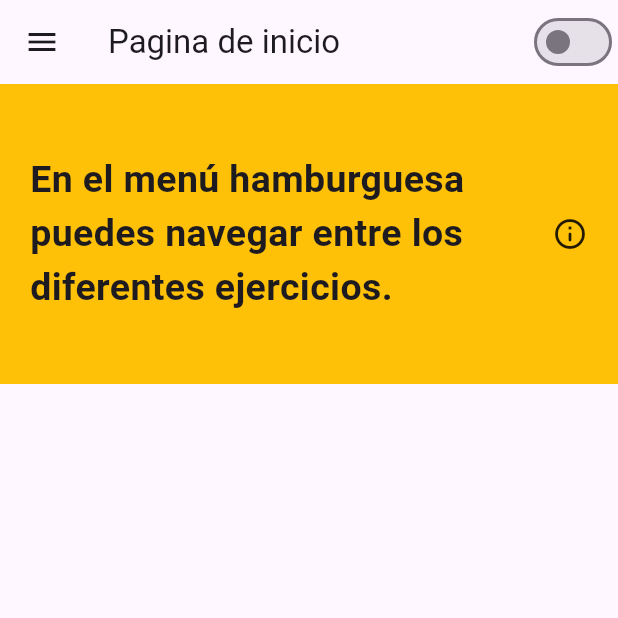
After one commit to abersit270/PMDM25-26-Agustin-Nahuel-Bernal-Sita, a Flutter app: the screen it shows after launch, in the side drawer, after a tap on "Inicio", on a phone screen of 412 x 824 dp, the top half of it. The commit adds this screen. Run offline on Flutter 3.47's test engine with Material 3 defaults, Android fonts, the phone set to English and light mode, and no system bars.

Commit message:
19/11/2025

```diff
--- /dev/null
+++ b/Relacion_de_ejercicios_de_Flutter/ejercicios/lib/app.dart
@@ -0,0 +1,16 @@
+import 'package:ejercicios/routes/app_routes.dart';
+import 'package:flutter/material.dart';
+
+class AppRoot extends StatelessWidget {
+  const AppRoot({super.key});
+
+  @override
+  Widget build(BuildContext context) {
+    return MaterialApp(
+      debugShowCheckedModeBanner: false,
+      title: 'Pagina',
+      initialRoute: AppRoutes.splash,
+      routes: AppRoutes.routes,
+    );
+  }
+}
--- a/Relacion_de_ejercicios_de_Flutter/ejercicios/lib/main.dart
+++ b/Relacion_de_ejercicios_de_Flutter/ejercicios/lib/main.dart
@@ -1,6 +1,6 @@
+import 'package:ejercicios/app.dart';
 import 'package:flutter/material.dart';
-import 'screens/home_screen.dart';
 
 void main() {
-  runApp(MyApp());
+  runApp(AppRoot());
 }
--- /dev/null
+++ b/Relacion_de_ejercicios_de_Flutter/ejercicios/lib/routes/app_routes.dart
@@ -0,0 +1,15 @@
+import 'package:ejercicios/screens/home_screen.dart';
+import 'package:ejercicios/screens/splash_screen.dart';
+import 'package:flutter/material.dart';
+
+class AppRoutes {
+  // Definir nombres para las rutas
+  static const String splash = '/';
+  static const String home = '/home';
+
+  // Mapa de rutas
+  static final Map<String, WidgetBuilder> routes = {
+    splash: (context) => const SplashScreen(),
+    home: (context) => const HomeScreen(),
+  };
+}
--- a/Relacion_de_ejercicios_de_Flutter/ejercicios/lib/screens/home_screen.dart
+++ b/Relacion_de_ejercicios_de_Flutter/ejercicios/lib/screens/home_screen.dart
@@ -2,14 +2,14 @@ import 'package:ejercicios/utils/thema_general.dart';
 import 'package:flutter/material.dart';
 import '../utils/app_drawer.dart';
 
-class MyApp extends StatefulWidget {
-  const MyApp({super.key});
+class HomeScreen extends StatefulWidget {
+  const HomeScreen({super.key});
 
   @override
-  State<MyApp> createState() => _MyAppState();
+  State<HomeScreen> createState() => _HomeScreenState();
 }
 
-class _MyAppState extends State<MyApp> {
+class _HomeScreenState extends State<HomeScreen> {
   bool _isDarkTheme = false;
   @override
   Widget build(BuildContext context) {
@@ -35,6 +35,10 @@ class _MyAppState extends State<MyApp> {
         body: Column(
           children: [
             Container(
+              width: double.infinity,
+              height: 200,
+              color: Colors.amber,
+              padding: EdgeInsets.all(20),
               child: Row(
                 mainAxisAlignment: MainAxisAlignment.spaceAround,
                 children: [
@@ -50,10 +54,6 @@ class _MyAppState extends State<MyApp> {
                   Icon(Icons.info_outline_rounded),
                 ],
               ),
-              width: double.infinity,
-              height: 200,
-              color: Colors.amber,
-              padding: EdgeInsets.all(20),
             ),
           ],
         ),
--- /dev/null
+++ b/Relacion_de_ejercicios_de_Flutter/ejercicios/lib/screens/splash_screen.dart
@@ -0,0 +1,39 @@
+import 'package:flutter/material.dart';
+import '../routes/app_routes.dart';
+
+class SplashScreen extends StatefulWidget {
+  const SplashScreen({super.key});
+
+  @override
+  SplashScreenState createState() => SplashScreenState();
+}
+
+class SplashScreenState extends State<SplashScreen> {
+  @override
+  void initState() {
+    super.initState();
+
+    Future.delayed(const Duration(seconds: 5), () {
+      // Verificar si el widget sigue montado antes de navegar
+      // Para navegar, el widget debe de seguir en el árbol
+      if (mounted) {
+        Navigator.of(context).pushReplacementNamed(AppRoutes.home);
+      }
+    });
+  }
+
+  @override
+  Widget build(BuildContext context) {
+    return Scaffold(
+      body: Center(
+        child: Column(
+          mainAxisAlignment: MainAxisAlignment.center,
+          children: [
+            Image.asset('assets/images/perro.webp'),
+            Text("Cargando . . ."),
+          ],
+        ),
+      ),
+    );
+  }
+}
--- a/Relacion_de_ejercicios_de_Flutter/ejercicios/lib/utils/app_drawer.dart
+++ b/Relacion_de_ejercicios_de_Flutter/ejercicios/lib/utils/app_drawer.dart
@@ -23,7 +23,7 @@ class AppDrawer extends StatelessWidget {
               Navigator.pop(context); // cierra Drawer
               Navigator.pushReplacement(
                 context,
-                MaterialPageRoute(builder: (context) => MyApp()),
+                MaterialPageRoute(builder: (context) => HomeScreen()),
               );
             },
           ),
--- /dev/null
+++ b/splash/rutas nombradas/screens/screens.dart
@@ -0,0 +1,2 @@
+export 'home_screen.dart';
+export 'splash_screen.dart';
```
Also changed, not shown: Relacion_de_ejercicios_de_Flutter/ejercicios/lib/screens/ejercicio13.dart (+16 -2 lines), splash/rutas nombradas/main.dart (added, +20 -0 lines), splash/rutas nombradas/routes/app_routes.dart (added, +14 -0 lines), splash/rutas nombradas/screens/home_screen.dart (added, +20 -0 lines), splash/rutas nombradas/screens/splash_screen.dart (added, +36 -0 lines), 2 other files.
